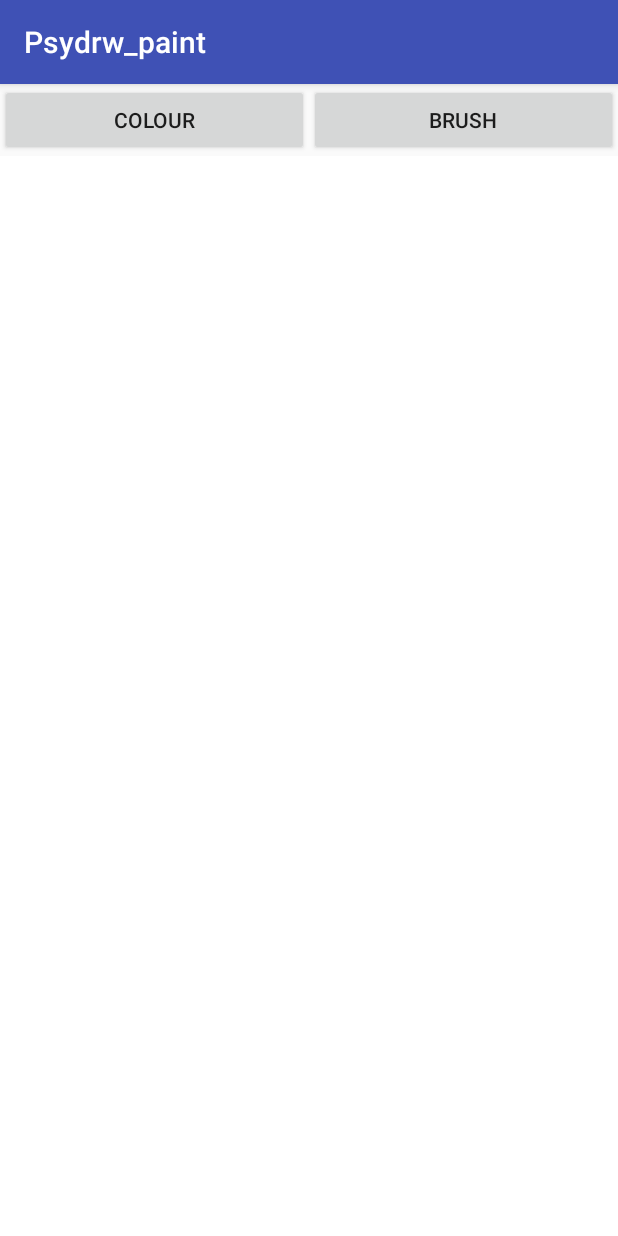
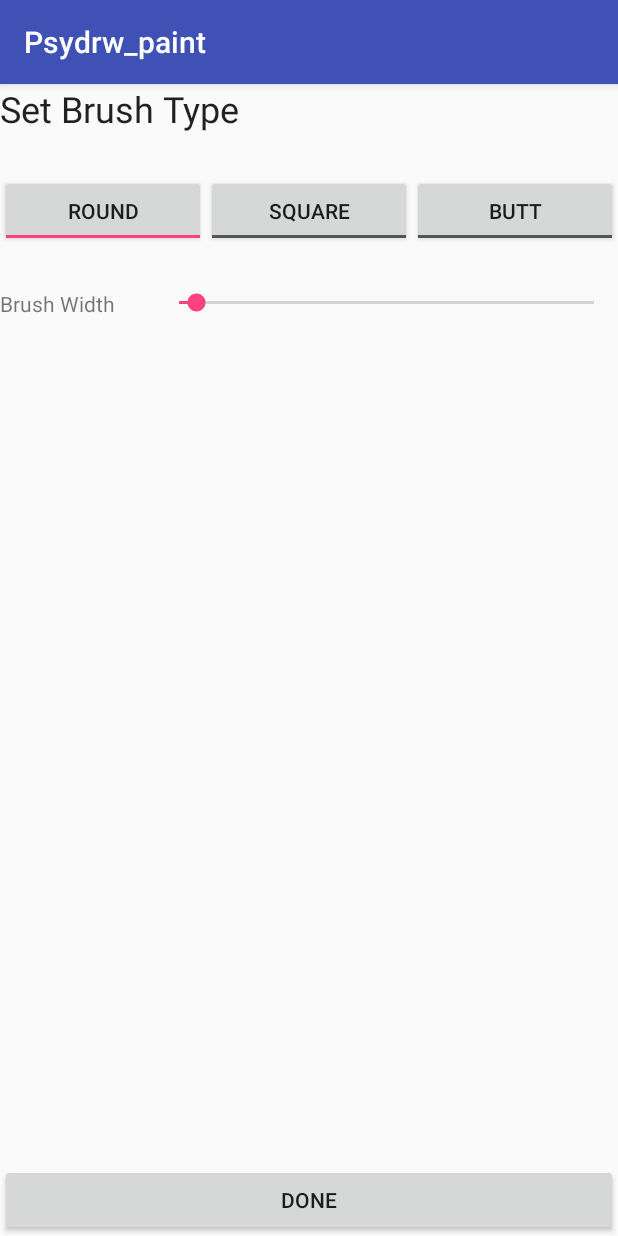
Before and after one commit to blaze237/MDP_CW1, an Android app: the screen it shows after launch (MainActivity before the commit, BrushSelection after it), after a tap on "BRUSH", on a phone screen of 412 x 824 dp. Run offline under Robolectric (Android 15) with nearby library versions, the phone set to English and light mode, and no system bars.

Commit message:
Added brush settings

```diff
--- a/app/src/main/java/com/example/psydrw/mdp_cw1/BrushSelection.java
+++ b/app/src/main/java/com/example/psydrw/mdp_cw1/BrushSelection.java
@@ -1,14 +1,137 @@
 package com.example.psydrw.mdp_cw1;
 
 
+import android.app.Activity;
+import android.content.Intent;
+import android.graphics.Color;
+import android.graphics.Paint;
 import android.support.v7.app.AppCompatActivity;
 import android.os.Bundle;
+import android.util.Log;
+import android.view.View;
+import android.widget.CompoundButton;
+import android.widget.SeekBar;
+import android.widget.ToggleButton;
 
-public class BrushSelection extends AppCompatActivity {
+public class BrushSelection extends AppCompatActivity
+{
+
+    private SeekBar widthBar;
+    private ToggleButton roundToggle;
+    private ToggleButton squareToggle;
+
+    private int width;
+    private Paint.Cap type;
+
+
+
 
     @Override
-    protected void onCreate(Bundle savedInstanceState) {
+    protected void onCreate(Bundle savedInstanceState)
+    {
         super.onCreate(savedInstanceState);
         setContentView(R.layout.activity_brush_selection);
+
+        //Init brush width seek bar
+        widthBar = (SeekBar) findViewById(R.id.widthBar);
+        width =  getIntent().getIntExtra("Brush Width",20);
+        widthBar.setProgress(width);
+
+        widthBar.setOnSeekBarChangeListener(new SeekBar.OnSeekBarChangeListener() {
+            @Override
+            public void onProgressChanged(SeekBar seekBar, int progress, boolean fromUser) {
+                width = progress;
+            }
+
+            @Override
+            public void onStartTrackingTouch(SeekBar seekBar) {
+            }
+
+            @Override
+            public void onStopTrackingTouch(SeekBar seekBar) {
+            }
+
+        });
+
+        //Init type buttons
+        type = (Paint.Cap) getIntent().getSerializableExtra("Brush Type");
+
+        roundToggle = (ToggleButton) findViewById(R.id.roundToggle);
+        squareToggle = (ToggleButton) findViewById(R.id.squareToggle);
+
+
+        if(type == Paint.Cap.ROUND)
+        {
+            roundToggle.setChecked(true);
+            roundToggle.setSelected(true);
+        }
+        else
+        {
+            squareToggle.setChecked(true);
+            squareToggle.setSelected(true);
+        }
     }
+
+    public void onRoundButtonClick(View view) {
+        type = Paint.Cap.ROUND;
+    }
+
+    public void onSquareButtonPress(View view) {
+        type = Paint.Cap.SQUARE;
+    }
+
+    public void onRoundToggleClick(View view)
+    {
+        if(!roundToggle.isChecked())
+        {
+            squareToggle.setChecked(true);
+            squareToggle.setSelected(true);
+
+            type = Paint.Cap.SQUARE;
+        }
+        else
+        {
+            squareToggle.setChecked(false);
+            squareToggle.setSelected(false);
+
+            type = Paint.Cap.ROUND;
+        }
+
+    }
+
+    public void onSquareToggleClick(View view)
+    {
+        if(!squareToggle.isChecked())
+        {
+            roundToggle.setChecked(true);
+            roundToggle.setSelected(true);
+
+            type = Paint.Cap.ROUND;
+        }
+        else
+        {
+            roundToggle.setChecked(false);
+            roundToggle.setSelected(false);
+
+            type = Paint.Cap.SQUARE;
+        }
+
+
+    }
+
+    public void onButtToggleClick(View view)
+    {
+
+    }
+
+    public void returnMain(View view)
+    {
+        Intent result = new Intent();
+        result.putExtra("New Width",width);
+        result.putExtra("New Type",type);
+        setResult(Activity.RESULT_OK, result);
+        finish();
+    }
+
+
 }
--- a/app/src/main/java/com/example/psydrw/mdp_cw1/MainActivity.java
+++ b/app/src/main/java/com/example/psydrw/mdp_cw1/MainActivity.java
@@ -2,6 +2,7 @@ package com.example.psydrw.mdp_cw1;
 
 import android.app.Activity;
 import android.content.Intent;
+import android.graphics.Paint;
 import android.support.v7.app.AppCompatActivity;
 import android.os.Bundle;
 import android.util.Log;
@@ -13,8 +14,9 @@ public class MainActivity extends AppCompatActivity {
     static final int BRUSH_REQUEST = 2;
 
     private FingerPainterView fView;
-
-    private int colour = 0xff000000;
+    private int brushColour;
+    private int brushWidth;
+    private Paint.Cap brushType;
 
 
     @Override
@@ -23,55 +25,73 @@ public class MainActivity extends AppCompatActivity {
         super.onCreate(savedInstanceState);
         setContentView(R.layout.activity_main);
 
+        //Grab reference to finger painter
         fView = (FingerPainterView)findViewById(R.id.fingerview);
+
+        //Initialise inger painter setting variables
+        brushColour = fView.getColour();
+        brushWidth = fView.getBrushWidth();
+        brushType = fView.getBrush();
 
         //Restore state after app is rotated etc
         if(savedInstanceState != null)
         {
-            colour = savedInstanceState.getInt("Colour");
-            fView.setColour(colour);
+            brushColour = savedInstanceState.getInt("Colour");
+            fView.setColour(brushColour);
         }
     }
 
+    //Save state on rotation etc
     @Override
     protected void onSaveInstanceState(Bundle state)
     {
         super.onSaveInstanceState(state);
-        state.putInt("Colour",colour);
+        state.putInt("Colour",brushColour);
     }
 
 
 
+    //Read in data from brushColour and brush sub activities
     @Override
     protected void onActivityResult(int requestCode, int resultCode, Intent data)
     {
         if(resultCode == Activity.RESULT_OK)
         {
-            //Set new brush colour
+            //Handle new brushColour info
             if (requestCode == COLOUR_REQUEST)
             {
-                colour = data.getIntExtra("New Colour",0xff000000);
-                fView.setColour(colour);
+                brushColour = data.getIntExtra("New Colour",0xff000000);
+                fView.setColour(brushColour);
+            }
+            //Handle new brush info
+            else if(requestCode == BRUSH_REQUEST)
+            {
+                //Set brush size
+                brushWidth = data.getIntExtra("New Width",20);
+                fView.setBrushWidth(brushWidth);
+
+                //Set brush shape
+                brushType = (Paint.Cap) data.getSerializableExtra("New Type");
+                fView.setBrush(brushType);
             }
         }
     }
 
 
-    public void SetBrush(View view) {
-       // Intent brushScreen = new Intent(getApplicationContext(),BrushSelection.class);
-        //   brushScreen.putExtra("Brush Type")
-
-
-
-
+    public void SetBrush(View view)
+    {
+        Intent brushScreen = new Intent(getApplicationContext(),BrushSelection.class);
+        brushScreen.putExtra("Brush Width", fView.getBrushWidth());
+        brushScreen.putExtra("Brush Type", fView.getBrush());
+        startActivityForResult(brushScreen,BRUSH_REQUEST);
     }
 
+    //Starts the brushColour selection activity.
     public void SetColour(View view)
     {
         Intent colScreen = new Intent(MainActivity.this,ColourSelection.class);
         colScreen.putExtra("Current Colour",fView.getColour());
-
-        startActivityForResult(colScreen,COLOUR_REQUEST); //Arb int
+        startActivityForResult(colScreen,COLOUR_REQUEST);
     }
 
 }
--- a/app/src/main/res/layout/activity_brush_selection.xml
+++ b/app/src/main/res/layout/activity_brush_selection.xml
@@ -1,9 +1,97 @@
 <?xml version="1.0" encoding="utf-8"?>
-<android.support.constraint.ConstraintLayout xmlns:android="http://schemas.android.com/apk/res/android"
-    xmlns:app="http://schemas.android.com/apk/res-auto"
-    xmlns:tools="http://schemas.android.com/tools"
+<LinearLayout xmlns:android="http://schemas.android.com/apk/res/android"
+xmlns:app="http://schemas.android.com/apk/res-auto"
+xmlns:tools="http://schemas.android.com/tools"
+android:layout_width="match_parent"
+android:layout_height="match_parent"
+android:orientation="vertical"
+tools:context="com.example.psydrw.mdp_cw1.BrushSelection">
+
+    <TextView
+        android:id="@+id/title"
+        android:layout_width="match_parent"
+        android:layout_height="wrap_content"
+        android:layout_weight="1"
+        android:text="@string/set_brush_type"
+        android:textAppearance="@style/TextAppearance.AppCompat.Headline" />
+
+    <LinearLayout
+        android:layout_width="match_parent"
+        android:layout_height="wrap_content"
+        android:layout_weight="1"
+        android:orientation="horizontal">
+
+        <ToggleButton
+            android:id="@+id/roundToggle"
+            android:layout_width="match_parent"
+            android:layout_height="wrap_content"
+            android:layout_weight="1"
+            android:checked="false"
+            android:onClick="onRoundToggleClick"
+            android:textOff="@string/round"
+            android:textOn="@string/round" />
+
+        <ToggleButton
+            android:id="@+id/squareToggle"
+            android:layout_width="match_parent"
+            android:layout_height="wrap_content"
+            android:layout_weight="1"
+            android:checked="false"
+            android:onClick="onSquareToggleClick"
+            android:textOff="@string/square"
+            android:textOn="@string/square" />
+
+        <ToggleButton
+            android:id="@+id/buttButton"
+            android:layout_width="match_parent"
+            android:layout_height="wrap_content"
+            android:layout_weight="1"
+            android:checked="false"
+            android:onClick="onButtToggleClick"
+            android:textOff="Butt"
+            android:textOn="@string/square" />
+    </LinearLayout>
+
+    <LinearLayout
+        android:layout_width="match_parent"
+        android:layout_height="wrap_content"
+        android:layout_weight="20"
+        android:orientation="horizontal">
+
+        <TextView
+            android:id="@+id/brushWidthTag"
+            android:layout_width="match_parent"
+            android:layout_height="wrap_content"
+            android:layout_weight="3"
+            android:text="Brush Width" />
+
+        <SeekBar
+            android:id="@+id/widthBar"
+            style="@android:style/Widget.Material.SeekBar"
+            android:layout_width="match_parent"
+            android:layout_height="wrap_content"
+            android:layout_weight="1"
+            android:max="500"
+            android:progress="1"
+            android:visibility="visible" />
+
+    </LinearLayout>
+
+    <LinearLayout
     android:layout_width="match_parent"
-    android:layout_height="match_parent"
-    tools:context="com.example.psydrw.mdp_cw1.BrushSelection">
+    android:layout_height="wrap_content"
+    android:orientation="horizontal">
 
-</android.support.constraint.ConstraintLayout>
+    <Button
+        android:id="@+id/Return"
+        android:layout_width="wrap_content"
+        android:layout_height="wrap_content"
+        android:layout_weight="1"
+        android:onClick="returnMain"
+        android:text="Done" />
+
+
+</LinearLayout>
+
+
+</LinearLayout>
--- a/app/src/main/res/values/strings.xml
+++ b/app/src/main/res/values/strings.xml
@@ -2,4 +2,7 @@
     <string name="app_name">Psydrw_paint</string>
     <string name="colourButton">Colour</string>
     <string name="brushButton">Brush</string>
+    <string name="square">Square</string>
+    <string name="round">Round</string>
+    <string name="set_brush_type">Set Brush Type</string>
 </resources>
```
Also changed, not shown: app/src/main/java/com/example/psydrw/mdp_cw1/ColourSelection.java (+5 -5 lines), app/src/main/res/layout/activity_colour_selection.xml (+5 -4 lines), 35 other files.
